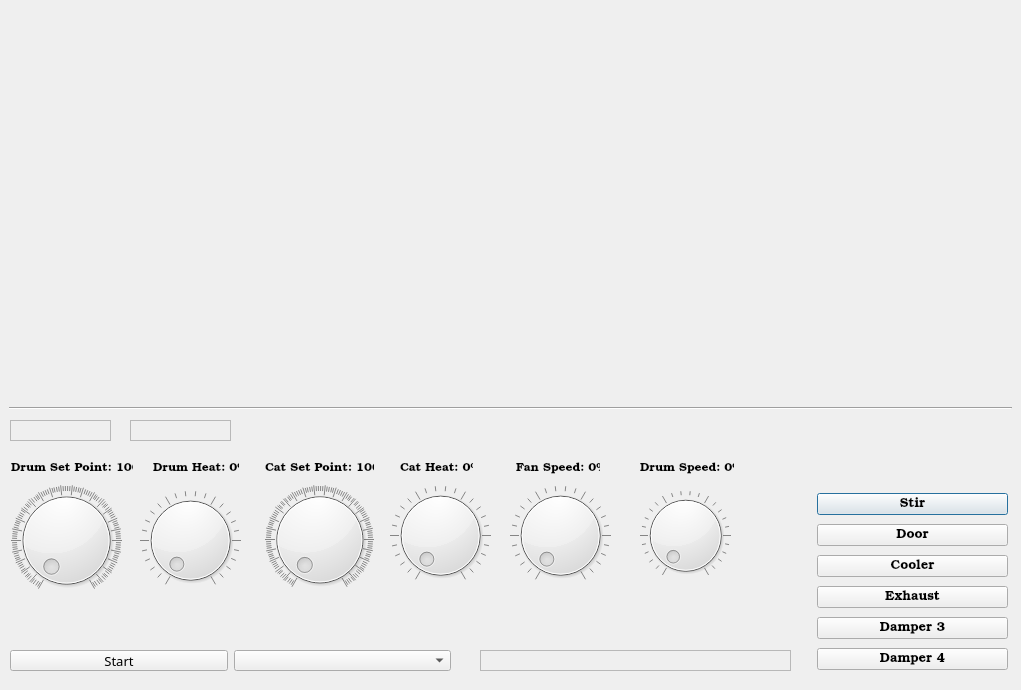
First picture: the form in controlroomdialog.ui, repository barbosaMatheus/USR_Coffee_Profiles, before the edit.
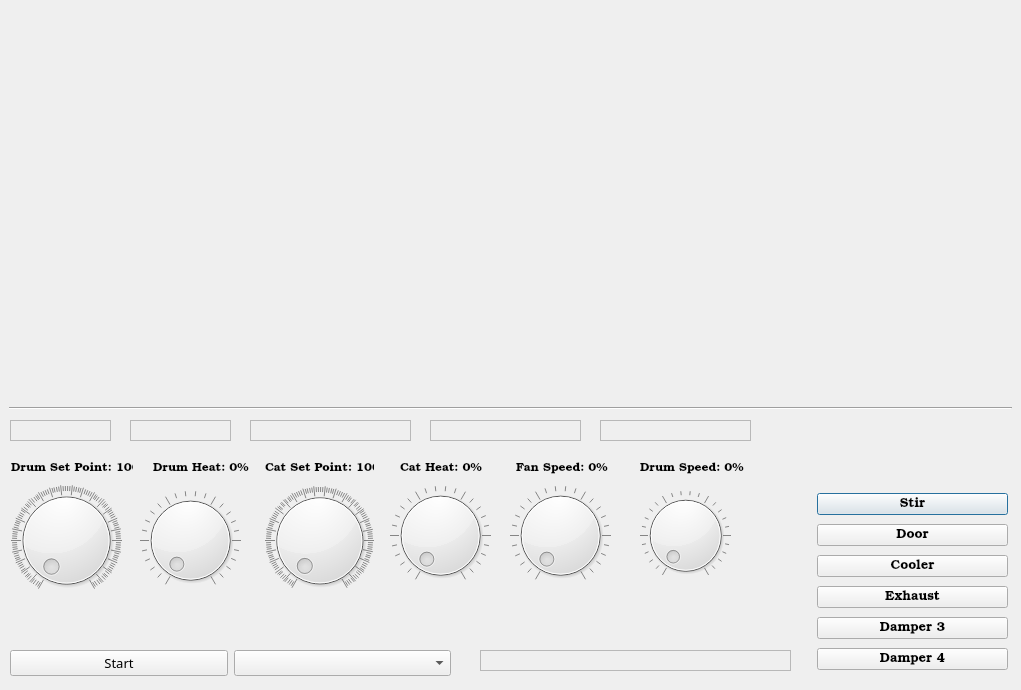
Second picture: the form after the edit.

Commit message: Made some improvements to the serial comm and added the ability to read the drum heater, drum set point and fan speed on live runs

```diff
--- a/controlroomdialog.ui
+++ b/controlroomdialog.ui
@@ -132,7 +132,7 @@
      <x>10</x>
      <y>650</y>
      <width>441</width>
-     <height>21</height>
+     <height>27</height>
     </rect>
    </property>
    <layout class="QHBoxLayout" name="horizontalLayout">
@@ -233,7 +233,7 @@
     <rect>
      <x>153</x>
      <y>460</y>
-     <width>86</width>
+     <width>101</width>
      <height>16</height>
     </rect>
    </property>
@@ -251,7 +251,7 @@
     <rect>
      <x>400</x>
      <y>460</y>
-     <width>73</width>
+     <width>91</width>
      <height>16</height>
     </rect>
    </property>
@@ -269,7 +269,7 @@
     <rect>
      <x>516</x>
      <y>460</y>
-     <width>84</width>
+     <width>101</width>
      <height>16</height>
     </rect>
    </property>
@@ -322,7 +322,7 @@
     <rect>
      <x>640</x>
      <y>460</y>
-     <width>94</width>
+     <width>111</width>
      <height>16</height>
     </rect>
    </property>
@@ -365,9 +365,9 @@
    <property name="geometry">
     <rect>
      <x>265</x>
-     <y>459</y>
+     <y>480</y>
      <width>109</width>
-     <height>161</height>
+     <height>121</height>
     </rect>
    </property>
    <property name="minimum">
@@ -455,6 +455,99 @@
     <bool>true</bool>
    </property>
   </widget>
+  <widget class="QLabel" name="drum_sp">
+   <property name="geometry">
+    <rect>
+     <x>250</x>
+     <y>420</y>
+     <width>161</width>
+     <height>21</height>
+    </rect>
+   </property>
+   <property name="font">
+    <font>
+     <family>Bookman Old Style</family>
+     <pointsize>9</pointsize>
+    </font>
+   </property>
+   <property name="frameShape">
+    <enum>QFrame::StyledPanel</enum>
+   </property>
+   <property name="frameShadow">
+    <enum>QFrame::Raised</enum>
+   </property>
+   <property name="lineWidth">
+    <number>5</number>
+   </property>
+   <property name="text">
+    <string/>
+   </property>
+   <property name="wordWrap">
+    <bool>true</bool>
+   </property>
+  </widget>
+  <widget class="QLabel" name="drum_heat">
+   <property name="geometry">
+    <rect>
+     <x>430</x>
+     <y>420</y>
+     <width>151</width>
+     <height>21</height>
+    </rect>
+   </property>
+   <property name="font">
+    <font>
+     <family>Bookman Old Style</family>
+     <pointsize>9</pointsize>
+    </font>
+   </property>
+   <property name="frameShape">
+    <enum>QFrame::StyledPanel</enum>
+   </property>
+   <property name="frameShadow">
+    <enum>QFrame::Raised</enum>
+   </property>
+   <property name="lineWidth">
+    <number>5</number>
+   </property>
+   <property name="text">
+    <string/>
+   </property>
+   <property name="wordWrap">
+    <bool>true</bool>
+   </property>
+  </widget>
+  <widget class="QLabel" name="fan_sp">
+   <property name="geometry">
+    <rect>
+     <x>600</x>
+     <y>420</y>
+     <width>151</width>
+     <height>21</height>
+    </rect>
+   </property>
+   <property name="font">
+    <font>
+     <family>Bookman Old Style</family>
+     <pointsize>9</pointsize>
+    </font>
+   </property>
+   <property name="frameShape">
+    <enum>QFrame::StyledPanel</enum>
+   </property>
+   <property name="frameShadow">
+    <enum>QFrame::Raised</enum>
+   </property>
+   <property name="lineWidth">
+    <number>5</number>
+   </property>
+   <property name="text">
+    <string/>
+   </property>
+   <property name="wordWrap">
+    <bool>true</bool>
+   </property>
+  </widget>
  </widget>
  <resources/>
  <connections/>
```
The commit also changes 3 other files.
